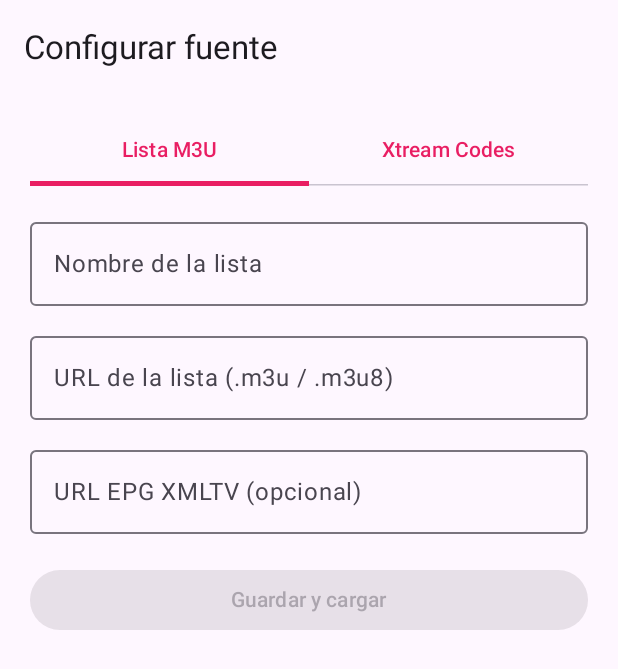
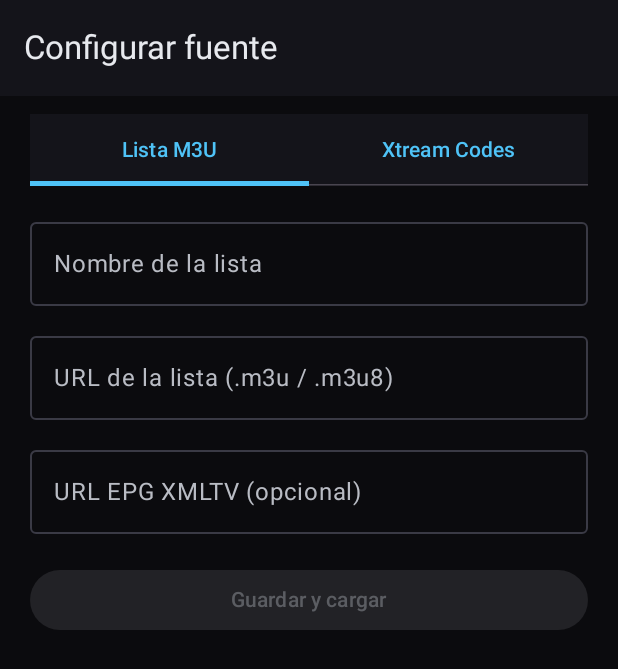
Before and after one commit to gutierrezfacundo-wq/Btcapp2, an Android app built with Jetpack Compose: the screen it shows after launch (MainActivity), on a phone screen of 412 x 824 dp. Shown: the top 669 px of the screen. Run offline under Robolectric (Android 15) with nearby library versions, the phone set to English and light mode, and no system bars; our stand-ins replace Room's generated code.

Commit message:
Rediseno dark + fix loading parpadea al volver al Home
Bug: al volver del player, Home mostraba "Cargando..." un instante porque
loadFor reseteaba siempre state.loading=true antes de leer el cache. Ahora
si ya hay catalog en memoria para la misma fuente, refresca en silencio.
Si encima el cache es fresco, no hace nada (no parpadea).

Diseno:
- Tema dark forzado: fondo casi negro, surface gris oscuro, acento cian
  (lectura mas comoda de noche). Adios fondo lavanda del light mode.
- ChannelRow mas compacto: 40dp en vez de 56dp, padding reducido. Mas
  canales visibles por pantalla, estilo TiviMate.
- Logo del canal con ContentScale.Fit (no se recorta).
- MiniPlayer mas sobrio: sin bordes redondeados gordos, surface neutro,
  thumbnail 96x54 en vez de 120x68.
- Categoria seleccionada del sidebar: surfaceVariant en vez de tinte rosa.

https://claude.ai/code/session_01GcYPuJQJ7jjdYeZs4WWYEW

```diff
--- a/app/src/main/java/com/iptv/player/ui/home/HomeScreen.kt
+++ b/app/src/main/java/com/iptv/player/ui/home/HomeScreen.kt
@@ -480,7 +480,7 @@ private fun CategorySidebarItem(
     onClick: () -> Unit,
     onLongClick: (() -> Unit)? = null,
 ) {
-    val bg = if (isSelected) MaterialTheme.colorScheme.primary.copy(alpha = 0.18f) else Color.Transparent
+    val bg = if (isSelected) MaterialTheme.colorScheme.surfaceVariant else Color.Transparent
     Row(
         modifier = Modifier
             .fillMaxWidth()
--- a/app/src/main/java/com/iptv/player/ui/theme/Theme.kt
+++ b/app/src/main/java/com/iptv/player/ui/theme/Theme.kt
@@ -1,29 +1,31 @@
 package com.iptv.player.ui.theme
 
-import androidx.compose.foundation.isSystemInDarkTheme
 import androidx.compose.material3.MaterialTheme
 import androidx.compose.material3.darkColorScheme
-import androidx.compose.material3.lightColorScheme
 import androidx.compose.runtime.Composable
 import androidx.compose.ui.graphics.Color
 
+// Paleta dark IPTV: fondo casi negro, surface gris muy oscuro, acento cian (lectura suave de noche).
 private val DarkColors = darkColorScheme(
-    primary = Color(0xFFFF4081),
-    onPrimary = Color.White,
-    secondary = Color(0xFF7C4DFF),
-    background = Color(0xFF0E0E10),
-    surface = Color(0xFF18181B),
-    onSurface = Color(0xFFE5E7EB),
-    onBackground = Color(0xFFE5E7EB),
-)
-
-private val LightColors = lightColorScheme(
-    primary = Color(0xFFE91E63),
-    secondary = Color(0xFF673AB7),
+    primary = Color(0xFF4FC3F7),
+    onPrimary = Color(0xFF001E2C),
+    primaryContainer = Color(0xFF003A52),
+    onPrimaryContainer = Color(0xFFCFE7FF),
+    secondary = Color(0xFFFFB74D),
+    onSecondary = Color(0xFF2E1A00),
+    tertiary = Color(0xFFEF5350),
+    background = Color(0xFF0B0B0E),
+    onBackground = Color(0xFFE7E9EE),
+    surface = Color(0xFF14141A),
+    onSurface = Color(0xFFE7E9EE),
+    surfaceVariant = Color(0xFF1F1F27),
+    onSurfaceVariant = Color(0xFFB9BCC4),
+    outline = Color(0xFF3A3A45),
+    error = Color(0xFFFF6E6E),
 )
 
 @Composable
 fun IptvTheme(content: @Composable () -> Unit) {
-    val colors = if (isSystemInDarkTheme()) DarkColors else LightColors
-    MaterialTheme(colorScheme = colors, content = content)
+    // Forzamos tema oscuro: la app se usa para mirar TV en cualquier hora.
+    MaterialTheme(colorScheme = DarkColors, content = content)
 }
```
Also changed, not shown: app/src/main/java/com/iptv/player/ui/components/MediaCards.kt (+27 -22 lines), app/src/main/java/com/iptv/player/ui/components/MiniPlayer.kt (+5 -8 lines), app/src/main/java/com/iptv/player/ui/home/HomeViewModel.kt (+15 -6 lines).
